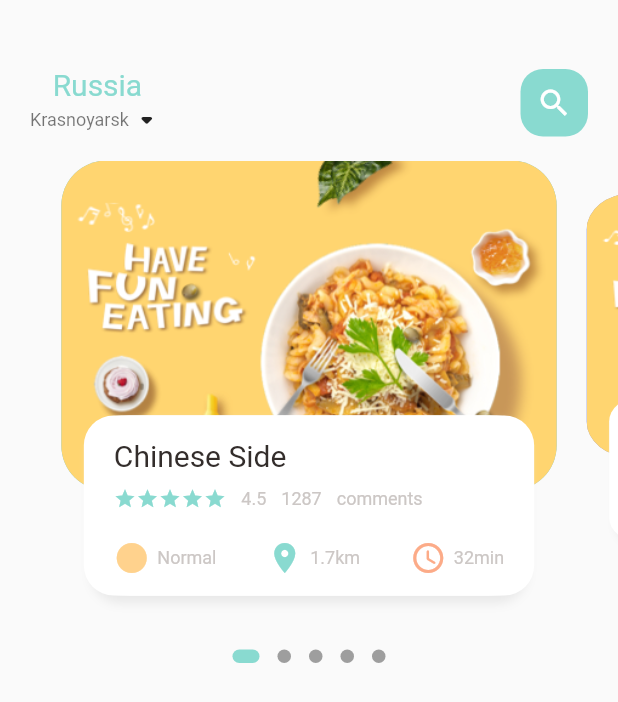
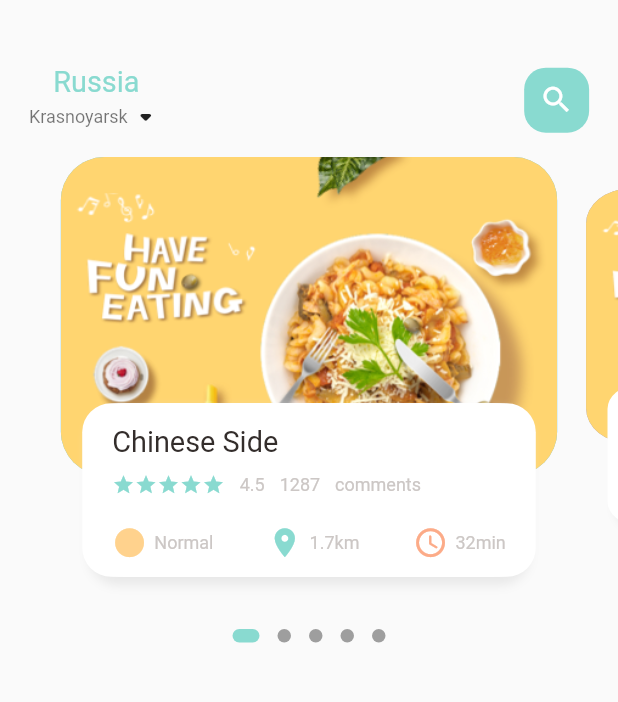
Before and after one commit to DinhXuanGiang/flutter_food_delivery, a Flutter app: the screen it shows after launch, on a phone screen of 412 x 824 dp. Shown: the top 702 px of the screen. Run offline on Flutter 3.47's test engine with Material 2 defaults, Android fonts, the phone set to English and light mode, and no system bars; drawn by our look-alikes of dots_indicator; our stand-ins replace get.

Commit message:
add dimensons and text & icons work on the default font size

```diff
--- a/lib/home/food_page_body.dart
+++ b/lib/home/food_page_body.dart
@@ -2,6 +2,7 @@ import 'package:dots_indicator/dots_indicator.dart';
 import 'package:flutter/cupertino.dart';
 import 'package:flutter/material.dart';
 import 'package:food_delivery/utils/colors.dart';
+import 'package:food_delivery/utils/dimensions.dart';
 import 'package:food_delivery/widgets/big_text.dart';
 import 'package:food_delivery/widgets/icon_and_text_widget.dart';
 import 'package:food_delivery/widgets/small_text.dart';
@@ -18,7 +19,7 @@ class _FoodPageBodyState extends State<FoodPageBody> {
 
   var _currentPageValue = 0.0;
   double _scaleFactor = 0.8;
-  double _height = 220;
+  double _height = Dimensions.pageViewContainer;
 
   @override
   void initState() {
@@ -27,6 +28,7 @@ class _FoodPageBodyState extends State<FoodPageBody> {
     pageController.addListener(() {
       setState(() {
         _currentPageValue = pageController.page!;
+        print("Current page value is: " + _currentPageValue.toString());
       });
     });
   }
@@ -41,9 +43,10 @@ class _FoodPageBodyState extends State<FoodPageBody> {
   Widget build(BuildContext context) {
     return Column(
       children: [
+        //slider section
         Container(
           // color: Colors.redAccent,
-          height: 320,
+          height: Dimensions.pageView,
           child: PageView.builder(
               controller: pageController,
               itemCount: 5,
@@ -51,6 +54,7 @@ class _FoodPageBodyState extends State<FoodPageBody> {
               return _buildPageItem(position);
         }),
         ),
+        //dots
         new DotsIndicator(
           dotsCount: 5,
           position: _currentPageValue,
@@ -60,14 +64,16 @@ class _FoodPageBodyState extends State<FoodPageBody> {
             activeSize: const Size(18.0, 9.0),
             activeShape: RoundedRectangleBorder(borderRadius: BorderRadius.circular(5.0)),
           ),
-        )
+        ),
+        //popular text
+
       ],
     );
   }
 
   Widget _buildPageItem(int index) {
 
-    //Scaling
+    //Scaling using Matrix4
     Matrix4 matrix = new Matrix4.identity();
       //current page value
     if(index == _currentPageValue.floor()) {
@@ -86,6 +92,7 @@ class _FoodPageBodyState extends State<FoodPageBody> {
       var currentTrans = _height * (1 - currentScale) / 2;
       matrix = Matrix4.diagonal3Values(1, currentScale, 1);
       matrix = Matrix4.diagonal3Values(1, currentScale, 1)..setTranslationRaw(0, currentTrans, 0);
+      //third condition
     } else {
       var currentScale = 0.8;
       matrix = Matrix4.diagonal3Values(1, currentScale, 1)..setTranslationRaw(0, _height * (1 - _scaleFactor) / 2, 1);
@@ -96,10 +103,10 @@ class _FoodPageBodyState extends State<FoodPageBody> {
       child: Stack(
         children: [
           Container(
-            height: 220,
-            margin: EdgeInsets.only(left: 10, right: 10),
+            height: Dimensions.pageViewContainer,
+            margin: EdgeInsets.only(left: Dimensions.width10, right: Dimensions.width10),
             decoration: BoxDecoration(
-              borderRadius: BorderRadius.circular(30),
+              borderRadius: BorderRadius.circular(Dimensions.radius30),
               color: index.isEven?Color(0xFF69c5df):Color(0xFF9294cc),
               image: DecorationImage(
                 fit: BoxFit.cover,
@@ -112,10 +119,11 @@ class _FoodPageBodyState extends State<FoodPageBody> {
           Align(
             alignment: Alignment.bottomCenter,
             child: Container(
-              height: 120,
-              margin: EdgeInsets.only(left: 30, right: 30, bottom: 30),
+              // height: 120,
+              height: Dimensions.pageViewTextContainer,
+              margin: EdgeInsets.only(left: Dimensions.width30, right: Dimensions.width30, bottom: Dimensions.height30),
               decoration: BoxDecoration(
-                borderRadius: BorderRadius.circular(20),
+                borderRadius: BorderRadius.circular(Dimensions.radius20),
                 color: Colors.white,
                 boxShadow: [
                   BoxShadow(
@@ -134,12 +142,12 @@ class _FoodPageBodyState extends State<FoodPageBody> {
                 ],
               ),
               child: Container(
-                padding: EdgeInsets.only(top: 15, left: 15, right: 15),
+                padding: EdgeInsets.only(top: Dimensions.height15, left: 15, right: 15),
                 child: Column(
                   crossAxisAlignment: CrossAxisAlignment.start,
                   children: [
                     BigText(text: "Chinese Side"),
-                    SizedBox(height: 10),
+                    SizedBox(height: Dimensions.height10),
                     Row(
                       children: [
                         Wrap(
@@ -153,7 +161,7 @@ class _FoodPageBodyState extends State<FoodPageBody> {
                         SmallText(text: "comments"),
                       ],
                     ),
-                    SizedBox(height: 20),
+                    SizedBox(height: Dimensions.height20),
                     Row(
                       mainAxisAlignment: MainAxisAlignment.spaceBetween,
                       children: [
--- a/lib/home/main_food_page.dart
+++ b/lib/home/main_food_page.dart
@@ -1,6 +1,7 @@
 import 'package:flutter/cupertino.dart';
 import 'package:flutter/material.dart';
 import 'package:food_delivery/utils/colors.dart';
+import 'package:food_delivery/utils/dimensions.dart';
 import 'package:food_delivery/widgets/big_text.dart';
 import 'package:food_delivery/widgets/small_text.dart';
 
@@ -16,14 +17,16 @@ class MainHomePage extends StatefulWidget {
 class _MainHomePageState extends State<MainHomePage> {
   @override
   Widget build(BuildContext context) {
+    print("Current height is " + MediaQuery.of(context).size.height.toString());
+    print("Current width is " + MediaQuery.of(context).size.width.toString());
     return Scaffold(
       body: Column(
         children: [
-          //showing th header
+          //showing the header
           Container(
             child: Container(
-              margin: EdgeInsets.only(top: 45, bottom: 15, ),
-              padding: EdgeInsets.only(left: 20, right: 20),
+              margin: EdgeInsets.only(top: Dimensions.height45, bottom: Dimensions.height15),
+              padding: EdgeInsets.only(left: Dimensions.width20, right: Dimensions.width20),
               child: Row(
                 mainAxisAlignment: MainAxisAlignment.spaceBetween,
                 children: [
@@ -40,11 +43,11 @@ class _MainHomePageState extends State<MainHomePage> {
                   ),
                   Center(
                     child: Container(
-                      height: 45,
-                      width: 45,
-                      child: Icon(Icons.search, color: Colors.white),
+                      height: Dimensions.height45,
+                      width: Dimensions.width45,
+                      child: Icon(Icons.search, color: Colors.white, size: Dimensions.iconSize24),
                       decoration: BoxDecoration(
-                        borderRadius: BorderRadius.circular(15),
+                        borderRadius: BorderRadius.circular(Dimensions.radius15),
                         color: AppColors.mainColor,
                       ),
                     ),
--- a/lib/main.dart
+++ b/lib/main.dart
@@ -1,4 +1,5 @@
 import 'package:flutter/material.dart';
+import 'package:get/get.dart';
 import 'home/main_food_page.dart';
 
 void main() {
@@ -11,7 +12,7 @@ class MyApp extends StatelessWidget {
   // This widget is the root of your application.
   @override
   Widget build(BuildContext context) {
-    return MaterialApp(
+    return GetMaterialApp(
       debugShowCheckedModeBanner: false,
       title: 'Flutter Demo',
       theme: ThemeData(
--- /dev/null
+++ b/lib/utils/dimensions.dart
@@ -0,0 +1,33 @@
+import 'package:get/get.dart';
+class Dimensions {
+
+  static double screenHeight = Get.context!.height;
+  static double screenWidth = Get.context!.width;
+
+  static double pageView = screenHeight/2.67;
+  static double pageViewContainer = screenHeight/3.89;
+  static double pageViewTextContainer = screenHeight/7.13;
+
+  //dynamic height padding and margin
+  static double height10 = screenHeight/85.6;
+  static double height15 = screenHeight/57.1;
+  static double height20 = screenHeight/42.8;
+  static double height30 = screenHeight/28.5;
+  static double height45 = screenHeight/19.03;
+
+ //dynamic width padding and margin
+  static double width10 = screenHeight/85.6;
+  static double width15 = screenHeight/57.1;
+  static double width20 = screenHeight/42.8;
+  static double width30 = screenHeight/28.5;
+  static double width45 = screenHeight/19.03;
+
+  static double font20 = screenHeight/42.8;
+
+  static double radius15 = screenHeight/57.1;
+  static double radius20 = screenHeight/42.8;
+  static double radius30 = screenHeight/28.5;
+
+  //icon SizedBox
+  static double iconSize24 = screenHeight/35.69;
+}
--- a/lib/widgets/big_text.dart
+++ b/lib/widgets/big_text.dart
@@ -1,4 +1,5 @@
 import 'package:flutter/cupertino.dart';
+import 'package:food_delivery/utils/dimensions.dart';
 
 class BigText extends StatelessWidget {
 
@@ -7,8 +8,11 @@ class BigText extends StatelessWidget {
   double size;
   TextOverflow overFlow;
 
-  BigText({Key? key, this.color = const Color(0xFF332d2b), required this.text,
-    this.size = 20, this.overFlow = TextOverflow.ellipsis}) : super(key: key);
+  BigText({Key? key,
+    this.color = const Color(0xFF332d2b),
+    required this.text,
+    this.size = 0,
+    this.overFlow = TextOverflow.ellipsis}) : super(key: key);
 
   @override
   Widget build(BuildContext context) {
@@ -19,7 +23,7 @@ class BigText extends StatelessWidget {
       style: TextStyle(
         fontFamily: 'Roboto',
         color: color,
-        fontSize: size,
+        fontSize: size == 0? Dimensions.font20:size,
         fontWeight: FontWeight.w400,
       ),
     );
--- a/lib/widgets/icon_and_text_widget.dart
+++ b/lib/widgets/icon_and_text_widget.dart
@@ -1,4 +1,5 @@
 import 'package:flutter/cupertino.dart';
+import 'package:food_delivery/utils/dimensions.dart';
 import 'package:food_delivery/widgets/small_text.dart';
 
 class IconAndTextWidget extends StatelessWidget {
@@ -16,8 +17,8 @@ class IconAndTextWidget extends StatelessWidget {
   Widget build(BuildContext context) {
     return Row(
       children: [
-        Icon(icon, color: iconColor),
-        SizedBox(width: 5,),
+        Icon(icon, color: iconColor, size:Dimensions.iconSize24),
+        SizedBox(width: 5),
         SmallText(text: text),
       ],
     );
--- a/lib/widgets/small_text.dart
+++ b/lib/widgets/small_text.dart
@@ -19,6 +19,7 @@ class SmallText extends StatelessWidget {
         fontFamily: 'Roboto',
         color: color,
         fontSize: size,
+        height: height,
       ),
     );
   }
```
